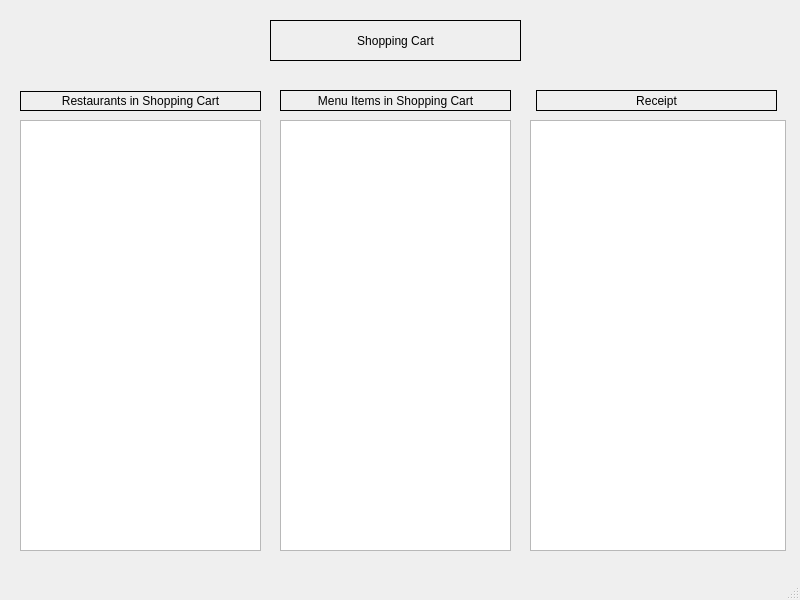
This is shoppingcart.ui in DannyCamacho/SaddlebackEats as Qt 5 draws it before an edit. The edited form follows.
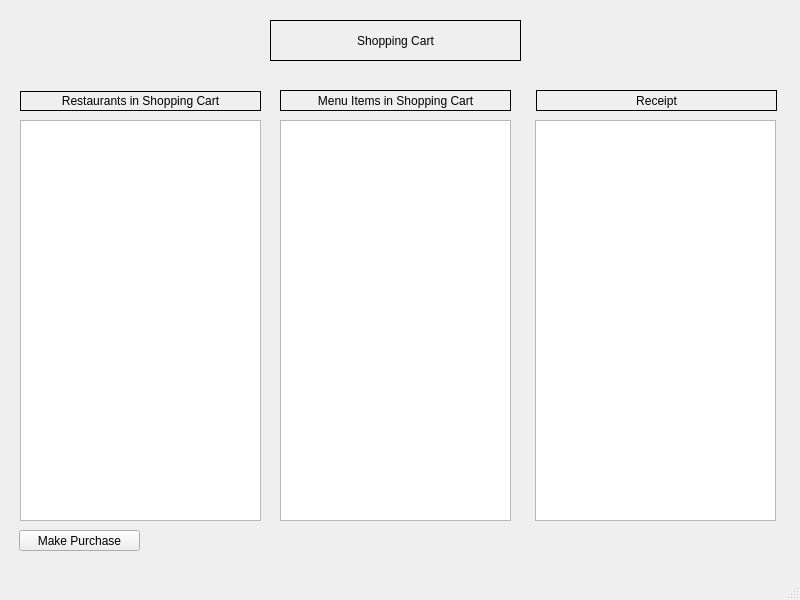
This is the edited form.

Patch:
```diff
--- a/shoppingcart.ui
+++ b/shoppingcart.ui
@@ -20,7 +20,7 @@
       <x>20</x>
       <y>120</y>
       <width>241</width>
-      <height>431</height>
+      <height>401</height>
      </rect>
     </property>
     <property name="frameShape">
@@ -33,7 +33,7 @@
       <x>280</x>
       <y>120</y>
       <width>231</width>
-      <height>431</height>
+      <height>401</height>
      </rect>
     </property>
    </widget>
@@ -78,17 +78,7 @@
      <set>Qt::AlignCenter</set>
     </property>
    </widget>
-   <widget class="QTableView" name="tableView_3">
-    <property name="geometry">
-     <rect>
-      <x>530</x>
-      <y>120</y>
-      <width>256</width>
-      <height>431</height>
-     </rect>
-    </property>
-   </widget>
-   <widget class="QLabel" name="receipt">
+   <widget class="QLabel" name="receiptLabel">
     <property name="geometry">
      <rect>
       <x>536</x>
@@ -126,6 +116,29 @@
      <set>Qt::AlignCenter</set>
     </property>
    </widget>
+   <widget class="QPushButton" name="buyButton">
+    <property name="geometry">
+     <rect>
+      <x>19</x>
+      <y>530</y>
+      <width>121</width>
+      <height>21</height>
+     </rect>
+    </property>
+    <property name="text">
+     <string>Make Purchase</string>
+    </property>
+   </widget>
+   <widget class="QListWidget" name="receiptList">
+    <property name="geometry">
+     <rect>
+      <x>535</x>
+      <y>120</y>
+      <width>241</width>
+      <height>401</height>
+     </rect>
+    </property>
+   </widget>
   </widget>
   <widget class="QMenuBar" name="menubar">
    <property name="geometry">
```
Left out of the diff: 8 changed lines with no effect on the pictures.
